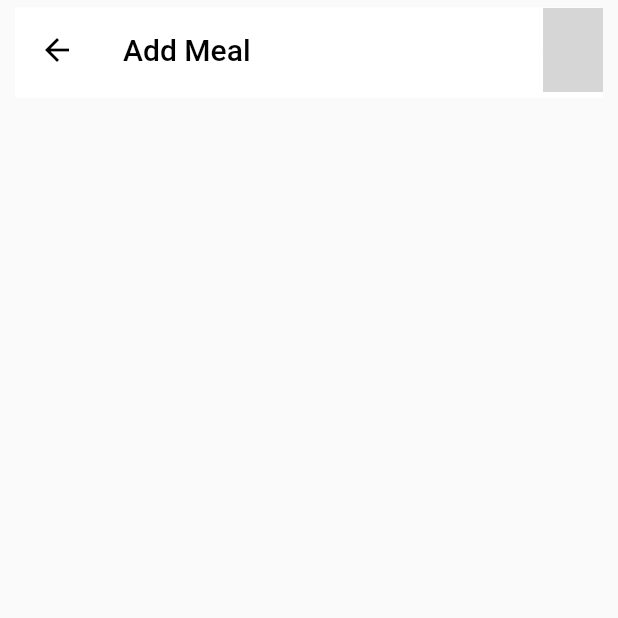
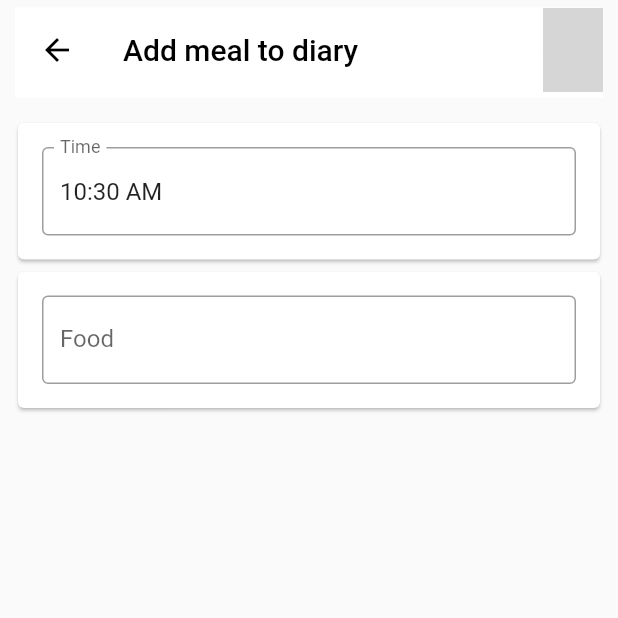
Before and after one commit to xnart/scd-mobile, a Flutter app: the HomePage screen opened by its route, after a tap on "meal", on a phone screen of 412 x 824 dp, the top half of it. Run offline on Flutter 3.47's test engine with Material 2 defaults, Android fonts, the phone set to English and light mode, and no system bars; drawn by our look-alikes of flutter_typeahead; our stand-ins replace cloud_firestore, firebase_core, flutter_mobx, get, mobx, salomon_bottom_bar; accounts and stored records are empty; generated files the repository leaves out were written again; network calls fail; grey boxes are pictures that could not be loaded.

Commit message:
add autocomplete text field

```diff
--- /dev/null
+++ b/scd_app/lib/bindings/AddMealBinding.dart
@@ -0,0 +1,15 @@
+import 'package:get/get.dart';
+import 'package:scd_app/repository/scd_repository.dart';
+import 'package:scd_app/stores/add_meal_store.dart';
+import 'package:scd_app/stores/navigation_store.dart';
+import 'package:scd_app/stores/scd_list_store.dart';
+
+class AddMealBinding implements Bindings {
+  @override
+  void dependencies() {
+    Get.put(SCDRepository());
+    Get.put(NavigationStore());
+    Get.put(SCDListStore());
+    Get.put(AddMealStore());
+  }
+}
--- a/scd_app/lib/main.dart
+++ b/scd_app/lib/main.dart
@@ -2,6 +2,7 @@ import 'package:firebase_core/firebase_core.dart';
 import 'package:flutter/material.dart';
 import 'package:flutter/widgets.dart';
 import 'package:get/get.dart';
+import 'package:scd_app/bindings/AddMealBinding.dart';
 import 'package:scd_app/bindings/HomeBinding.dart';
 import 'package:scd_app/pages/meal/add_meal.dart';
 
@@ -23,10 +24,10 @@ class MyApp extends StatelessWidget {
         visualDensity: VisualDensity.adaptivePlatformDensity,
         fontFamily: "Roboto",
       ),
-      initialRoute: "/",
+      initialRoute: "/addMeal",
       getPages: [
         GetPage(name: "/", page: () => HomePage(), binding: HomeBinding()),
-        GetPage(name: "/addMeal", page: () => AddMealPage(), binding: HomeBinding()),
+        GetPage(name: "/addMeal", page: () => AddMealPage(), binding: AddMealBinding()),
       ],
     );
   }
--- a/scd_app/lib/pages/meal/add_meal.dart
+++ b/scd_app/lib/pages/meal/add_meal.dart
@@ -1,13 +1,79 @@
+import 'dart:math';
+
 import 'package:flutter/material.dart';
+import 'package:flutter_typeahead/flutter_typeahead.dart';
+import 'package:get/get.dart';
 import 'package:scd_app/components/MyAppBar.dart';
+import 'package:scd_app/stores/add_meal_store.dart';
 
 class AddMealPage extends StatelessWidget {
+  final AddMealStore store = Get.find();
+  final TextEditingController _timeController = TextEditingController(text: TimeOfDay.now().format(Get.context));
+  final TextEditingController _typeAheadController = TextEditingController();
+
   @override
   Widget build(BuildContext context) {
     return Scaffold(
       appBar: MyAppBar(
-        title: "Add Meal",
+        title: "Add meal to diary",
+      ),
+      body: Padding(
+        padding: const EdgeInsets.all(8.0),
+        child: Column(
+          children: [
+            formCard(
+              child: TextField(
+                controller: _timeController,
+                decoration: InputDecoration(labelText: "Time", border: OutlineInputBorder()),
+                readOnly: true,
+                onTap: () {
+                  _selectDate(context);
+                },
+              ),
+            ),
+            formCard(
+              child: foodField(context),
+            ),
+          ],
+        ),
       ),
     );
   }
+
+  Widget foodField(BuildContext context) {
+    return TypeAheadField(
+      textFieldConfiguration: TextFieldConfiguration(
+          decoration: InputDecoration(labelText: "Food", border: OutlineInputBorder()),
+          controller: _typeAheadController),
+      suggestionsCallback: (pattern) {
+        return store.getSuggestions(pattern);
+      },
+      itemBuilder: (context, suggestion) {
+        return ListTile(
+          title: Text(suggestion.food),
+        );
+      },
+      onSuggestionSelected: (suggestion) {
+        this._typeAheadController.text = suggestion.food;
+      },
+    );
+  }
+
+  Widget formCard({Widget child}) {
+    return Card(
+      child: Padding(
+        padding: const EdgeInsets.all(16.0),
+        child: child,
+      ),
+    );
+  }
+
+  Future<TimeOfDay> _selectDate(BuildContext context) async {
+    final TimeOfDay picked = await showTimePicker(context: context, initialTime: store.selectedTime);
+    if (picked != null) {
+      _timeController.text = picked.format(context);
+      return store.selectedTime = picked;
+    }
+    return TimeOfDay.now();
+  }
 }
--- a/scd_app/pubspec.yaml
+++ b/scd_app/pubspec.yaml
@@ -34,6 +34,7 @@ dependencies:
   cloud_firestore: ^0.14.3
   json_serializable: ^3.5.0
   json_annotation: ^3.1.0
+  flutter_typeahead: ^1.8.8
 
 
 
```
Also changed, not shown: scd_app/lib/stores/add_meal_store.dart (added, +23 -0 lines), scd_app/pubspec.lock.
